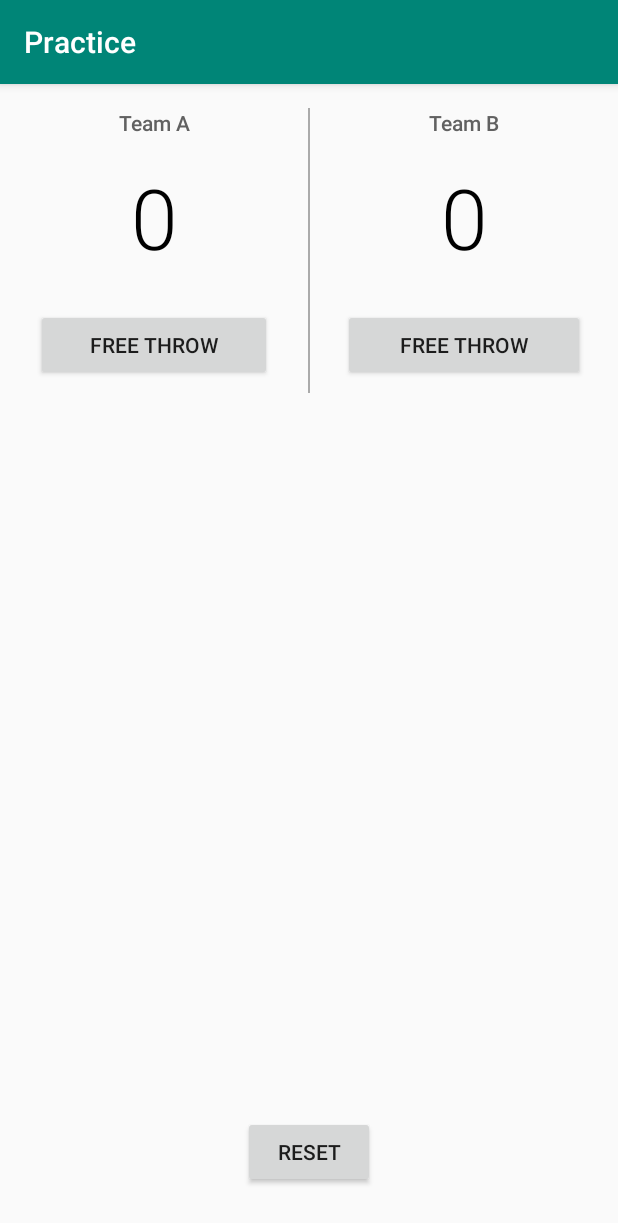
After one commit to inzimam/architecture-components, an Android app: the BasicViewModelActivity screen opened directly, with no data from a screen before it, on a phone screen of 412 x 824 dp. The commit adds this screen. Shown: the top 1223 px of the screen. Run offline under Robolectric (Android 15) with nearby library versions, the phone set to English and light mode, and no system bars.

Commit message:
Basic ViewModel added

```diff
--- a/app/build.gradle
+++ b/app/build.gradle
@@ -30,7 +30,6 @@ dependencies {
     implementation 'com.android.support:appcompat-v7:28.0.0'
     implementation "com.android.support:recyclerview-v7:28.0.0"
     implementation "com.android.support:cardview-v7:28.0.0"
-    implementation 'com.android.support.constraint:constraint-layout:1.1.3'
     implementation 'com.android.support:support-v4:28.0.0'
     implementation 'android.arch.lifecycle:extensions:1.1.1'
     implementation 'com.android.support:design:28.0.0'
--- a/app/src/main/AndroidManifest.xml
+++ b/app/src/main/AndroidManifest.xml
@@ -10,10 +10,11 @@
         android:roundIcon="@mipmap/ic_launcher_round"
         android:supportsRtl="true"
         android:theme="@style/AppTheme">
+        <activity android:name=".ui.BasicViewModelActivity"></activity>
         <activity
             android:name=".worker.WorkerActivity"
             android:label="@string/title_activity_worker_actiity"
-            android:theme="@style/AppTheme.NoActionBar"></activity>
+            android:theme="@style/AppTheme.NoActionBar" />
         <activity
             android:name=".MainActivity"
             android:label="@string/title_activity_live_data"
--- a/app/src/main/java/com/inzy/practice/MainActivity.java
+++ b/app/src/main/java/com/inzy/practice/MainActivity.java
@@ -3,9 +3,11 @@ package com.inzy.practice;
 import android.content.Intent;
 import android.os.Bundle;
 import android.support.v7.app.AppCompatActivity;
+import android.view.View;
 import android.widget.ArrayAdapter;
 import android.widget.ListView;
 
+import com.inzy.practice.ui.BasicViewModelActivity;
 import com.inzy.practice.ui.LiveDataActivity;
 import com.inzy.practice.ui.LiveDataRoomActivity;
 import com.inzy.practice.worker.WorkerActivity;
@@ -26,12 +28,15 @@ public class MainActivity extends AppCompatActivity {
         listView.setAdapter(adapter);
         listView.setOnItemClickListener((parent, view, position, id) -> {
             if (position == 0) {
+                Intent intent = new Intent(MainActivity.this, BasicViewModelActivity.class);
+                startActivity(intent);
+            } else if (position == 1) {
                 Intent intent = new Intent(MainActivity.this, LiveDataActivity.class);
                 startActivity(intent);
-            } else if (position == 1) {
+            } else if (position == 2) {
                 Intent intent = new Intent(MainActivity.this, LiveDataRoomActivity.class);
                 startActivity(intent);
-            } else if (position == 2) {
+            } else if (position == 3) {
                 Intent intent = new Intent(MainActivity.this, WorkerActivity.class);
                 startActivity(intent);
             }
@@ -40,6 +45,7 @@ public class MainActivity extends AppCompatActivity {
 
     private List<String> loadItems() {
         List<String> list = new ArrayList<>();
+        list.add("Basic ViewModel");
         list.add("Basic LiveData");
         list.add("Live Data + Room + MVVM");
         list.add("Basic Work Manager");
--- /dev/null
+++ b/app/src/main/java/com/inzy/practice/ui/BasicViewModelActivity.java
@@ -0,0 +1,56 @@
+package com.inzy.practice.ui;
+
+import android.arch.lifecycle.ViewModelProviders;
+import android.os.Bundle;
+import android.support.v7.app.AppCompatActivity;
+import android.view.View;
+import android.widget.TextView;
+
+import com.inzy.practice.R;
+import com.inzy.practice.viewmodel.ScoreViewModel;
+
+public class BasicViewModelActivity extends AppCompatActivity {
+
+    private TextView team_a_score, team_b_score;
+    ScoreViewModel mViewModel;
+
+    @Override
+    protected void onCreate(Bundle savedInstanceState) {
+        super.onCreate(savedInstanceState);
+        setContentView(R.layout.activity_basic_view_model);
+
+        mViewModel = ViewModelProviders.of(this).get(ScoreViewModel.class);
+
+        team_a_score = findViewById(R.id.team_a_score);
+        team_b_score = findViewById(R.id.team_b_score);
+
+        displayForTeamA(mViewModel.scoreTeamA);
+        displayForTeamB(mViewModel.scoreTeamB);
+    }
+
+    // An example of both reading and writing to the ViewModel
+    public void addOneForTeamA(View v) {
+        mViewModel.scoreTeamA = mViewModel.scoreTeamA + 1;
+        displayForTeamA(mViewModel.scoreTeamA);
+    }
+
+    public void addOneForTeamB(View v) {
+        mViewModel.scoreTeamB = mViewModel.scoreTeamB + 1;
+        displayForTeamB(mViewModel.scoreTeamB);
+    }
+
+    public void displayForTeamA(int score) {
+        team_a_score.setText(score + "");
+    }
+
+    public void displayForTeamB(int score) {
+        team_b_score.setText(score + "");
+    }
+
+    public void resetScore(View view) {
+        mViewModel.scoreTeamA = 0;
+        mViewModel.scoreTeamB = 0;
+        displayForTeamA(mViewModel.scoreTeamA);
+        displayForTeamB(mViewModel.scoreTeamB);
+    }
+}
--- a/app/src/main/java/com/inzy/practice/ui/LiveDataActivity.java
+++ b/app/src/main/java/com/inzy/practice/ui/LiveDataActivity.java
@@ -27,6 +27,9 @@ public class LiveDataActivity extends AppCompatActivity {
         ListView listView = findViewById(R.id.list);
         ProgressBar progressBar = findViewById(R.id.progressbar);
         progressBar.setVisibility(View.VISIBLE);
+
+
+
         LiveDataViewModel model = ViewModelProviders.of(this).get(LiveDataViewModel.class);
         model.getFruitList().observe(this, (List<String> fruitlist) -> {
             // update UI
--- /dev/null
+++ b/app/src/main/java/com/inzy/practice/viewmodel/ScoreViewModel.java
@@ -0,0 +1,12 @@
+package com.inzy.practice.viewmodel;
+
+import android.arch.lifecycle.ViewModel;
+
+public class ScoreViewModel extends ViewModel {
+
+    // Tracks the score for Team A
+    public int scoreTeamA = 0;
+
+    // Tracks the score for Team B
+    public int scoreTeamB = 0;
+}
--- /dev/null
+++ b/app/src/main/res/layout/activity_basic_view_model.xml
@@ -0,0 +1,115 @@
+<?xml version="1.0" encoding="utf-8"?>
+<!-- Copyright (C) 2015 The Android Open Source Project
+     Licensed under the Apache License, Version 2.0 (the "License");
+     you may not use this file except in compliance with the License.
+     You may obtain a copy of the License at
+          http://www.apache.org/licenses/LICENSE-2.0
+     Unless required by applicable law or agreed to in writing, software
+     distributed under the License is distributed on an "AS IS" BASIS,
+     WITHOUT WARRANTIES OR CONDITIONS OF ANY KIND, either express or implied.
+     See the License for the specific language governing permissions and
+     limitations under the License.
+-->
+<!-- Layout for the basketball score counter. -->
+<RelativeLayout xmlns:android="http://schemas.android.com/apk/res/android"
+    xmlns:tools="http://schemas.android.com/tools"
+    android:layout_width="match_parent"
+    android:layout_height="match_parent"
+    tools:context=".MainActivity">
+
+    <LinearLayout
+        android:layout_width="match_parent"
+        android:layout_height="wrap_content"
+        android:orientation="horizontal">
+
+        <LinearLayout
+            android:layout_width="0dp"
+            android:layout_height="wrap_content"
+            android:layout_weight="1"
+            android:orientation="vertical">
+
+            <TextView
+                android:layout_width="match_parent"
+                android:layout_height="wrap_content"
+                android:fontFamily="sans-serif-medium"
+                android:gravity="center"
+                android:padding="16dp"
+                android:text="Team A"
+                android:textColor="#616161"
+                android:textSize="14sp" />
+
+            <TextView
+                android:id="@+id/team_a_score"
+                android:layout_width="match_parent"
+                android:layout_height="wrap_content"
+                android:fontFamily="sans-serif-light"
+                android:gravity="center"
+                android:paddingBottom="24dp"
+                android:text="0"
+                android:textColor="#000000"
+                android:textSize="56sp" />
+
+            <Button
+                android:layout_width="match_parent"
+                android:layout_height="wrap_content"
+                android:layout_marginBottom="8dp"
+                android:layout_marginLeft="24dp"
+                android:layout_marginRight="24dp"
+                android:onClick="addOneForTeamA"
+                android:text="Free throw" />
+        </LinearLayout>
+
+        <View
+            android:layout_width="1dp"
+            android:layout_height="match_parent"
+            android:layout_marginTop="16dp"
+            android:background="@android:color/darker_gray" />
+
+        <LinearLayout
+            android:layout_width="0dp"
+            android:layout_height="match_parent"
+            android:layout_weight="1"
+            android:orientation="vertical">
+
+            <TextView
+                android:layout_width="match_parent"
+                android:layout_height="wrap_content"
+                android:fontFamily="sans-serif-medium"
+                android:gravity="center"
+                android:padding="16dp"
+                android:text="Team B"
+                android:textColor="#616161"
+                android:textSize="14sp" />
+
+            <TextView
+                android:id="@+id/team_b_score"
+                android:layout_width="match_parent"
+                android:layout_height="wrap_content"
+                android:fontFamily="sans-serif-light"
+                android:gravity="center"
+                android:paddingBottom="24dp"
+                android:text="0"
+                android:textColor="#000000"
+                android:textSize="56sp" />
+
+            <Button
+                android:layout_width="match_parent"
+                android:layout_height="wrap_content"
+                android:layout_marginBottom="8dp"
+                android:layout_marginLeft="22dp"
+                android:layout_marginRight="22dp"
+                android:onClick="addOneForTeamB"
+                android:text="Free throw" />
+        </LinearLayout>
+    </LinearLayout>
+
+    <Button
+        android:layout_width="wrap_content"
+        android:layout_height="wrap_content"
+        android:layout_alignParentBottom="true"
+        android:layout_centerHorizontal="true"
+        android:layout_marginBottom="32dp"
+        android:onClick="resetScore"
+        android:text="Reset" />
+
+</RelativeLayout>
```
